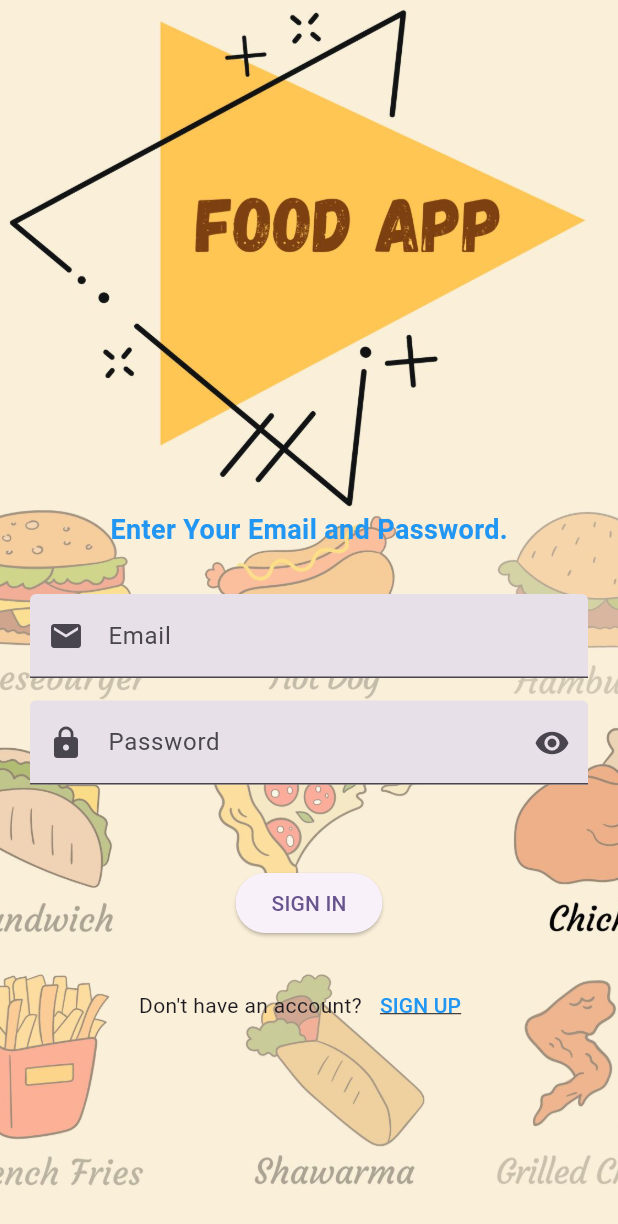
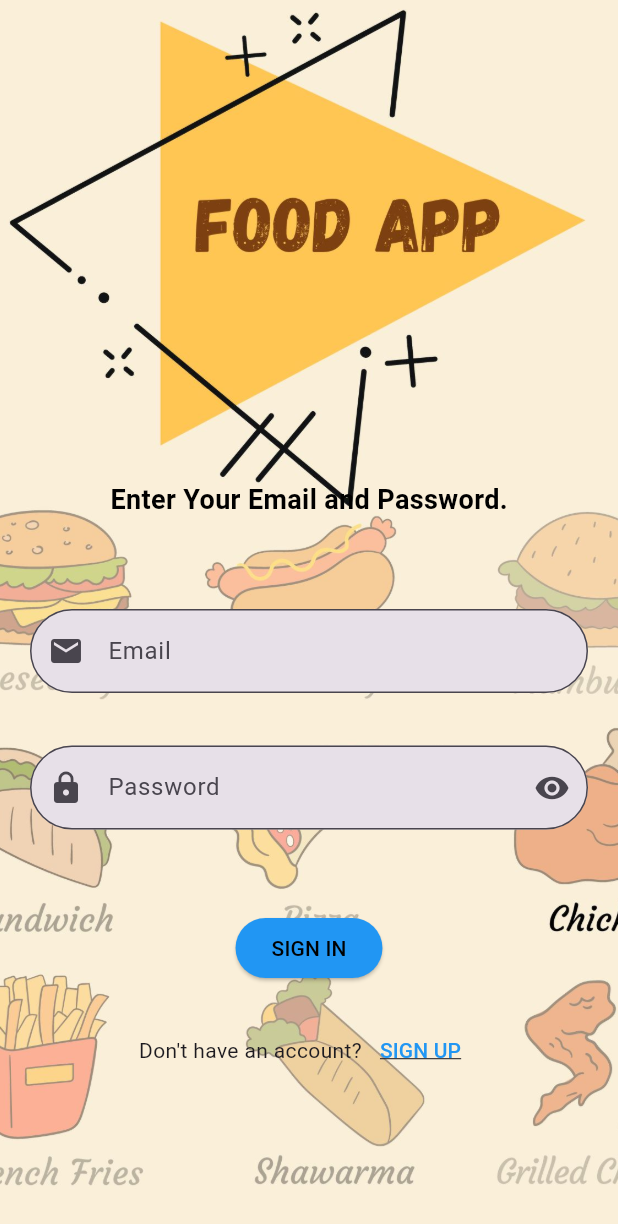
Before and after one commit to rojanparajuli/food-app-UI, a Flutter app: the screen it shows after launch, on a phone screen of 412 x 824 dp. Shown: the top 1224 px of the screen. Run offline on Flutter 3.47's test engine with Material 3 defaults, Android fonts, the light colour scheme and no system bars; our stand-ins replace otp_text_field; Roboto replaces fonts that are missing (NotoSerif-Italic).

Commit message:
today's changes

```diff
--- a/lib/home.dart
+++ b/lib/home.dart
@@ -33,11 +33,11 @@ class _HomeScreenState extends State<HomeScreen> {
           appBar: AppBar(
             automaticallyImplyLeading: false,
             centerTitle: false,
-            backgroundColor: const Color.fromARGB(255, 240, 228, 117),
+            backgroundColor:  Colors.black,
             title: const Center(
               child: Text('Food app',
                   style: TextStyle(
-                      color: Colors.black,
+                      color: Colors.white,
                       fontWeight: FontWeight.bold,
                       fontFamily: "NotoSerif-Italic")),
             ),
--- a/lib/login.dart
+++ b/lib/login.dart
@@ -30,30 +30,33 @@ class _LogInState extends State<LogIn> {
           crossAxisAlignment: CrossAxisAlignment.center,
           mainAxisAlignment: MainAxisAlignment.center,
           children: [
-            const SizedBox(height: 210),
+            const SizedBox(height: 220),
             const Center(
               child: Text(
                 'Enter Your Email and Password.',
                 style: TextStyle(
                   fontSize: 18,
-                  color: Colors.blue,
+                  color: Colors.black,
                   fontWeight: FontWeight.bold,
                   fontFamily: "NotoSerif-Italic"
                 ),
               ),
             ),
-            const SizedBox(height: 30),
+            const SizedBox(height: 40),
             Padding(
-              padding: const EdgeInsets.symmetric(horizontal: 20),
+              padding: const EdgeInsets.all(20.0),
               child: TextFormField(
                 controller: _emailController,
                 decoration: InputDecoration(
+                  border: OutlineInputBorder(
+                    borderRadius: BorderRadius.circular(30),
+                  ),
                   labelText: 'Email',
                   filled: true,
                   prefixIcon: const Icon(Icons.email),
                   focusedBorder: OutlineInputBorder(
-                    borderSide: const BorderSide(color: Colors.white),
-                    borderRadius: BorderRadius.circular(70),
+                    borderSide: const BorderSide(color: Colors.blue),
+                    borderRadius: BorderRadius.circular(30),
                   ),
                 ),
               ),
@@ -63,25 +66,30 @@ class _LogInState extends State<LogIn> {
               padding: const EdgeInsets.symmetric(horizontal: 20),
               child: TextFormField(
                 controller: _passwordController,
+
                 obscureText: true,
                 decoration: InputDecoration(
+                  border: OutlineInputBorder(
+                    borderRadius: BorderRadius.circular(30),
+                  ),
                   labelText: 'Password',
                   filled: true,
                   prefixIcon: const Icon(Icons.lock),
                   suffixIcon: const Icon(Icons.visibility),
                   focusedBorder: OutlineInputBorder(
-                    borderSide: const BorderSide(color: Colors.white),
-                    borderRadius: BorderRadius.circular(20),
+                    borderSide: const BorderSide(color: Colors.blue, ),
+                    borderRadius: BorderRadius.circular(30),
                   ),
                 ),
               ),
             ),
             const SizedBox(height: 55),
             ElevatedButton(
+              style: ElevatedButton.styleFrom(backgroundColor: Colors.blue),
               onPressed: () {
                Navigator.push(context, MaterialPageRoute(builder: (context)=> const HomeScreen()));
               },
-              child: const Text('SIGN IN'),
+              child: const Text('SIGN IN', style: TextStyle( color: Colors.black),),
             ),
             const SizedBox(height: 20),
             Row(
```
